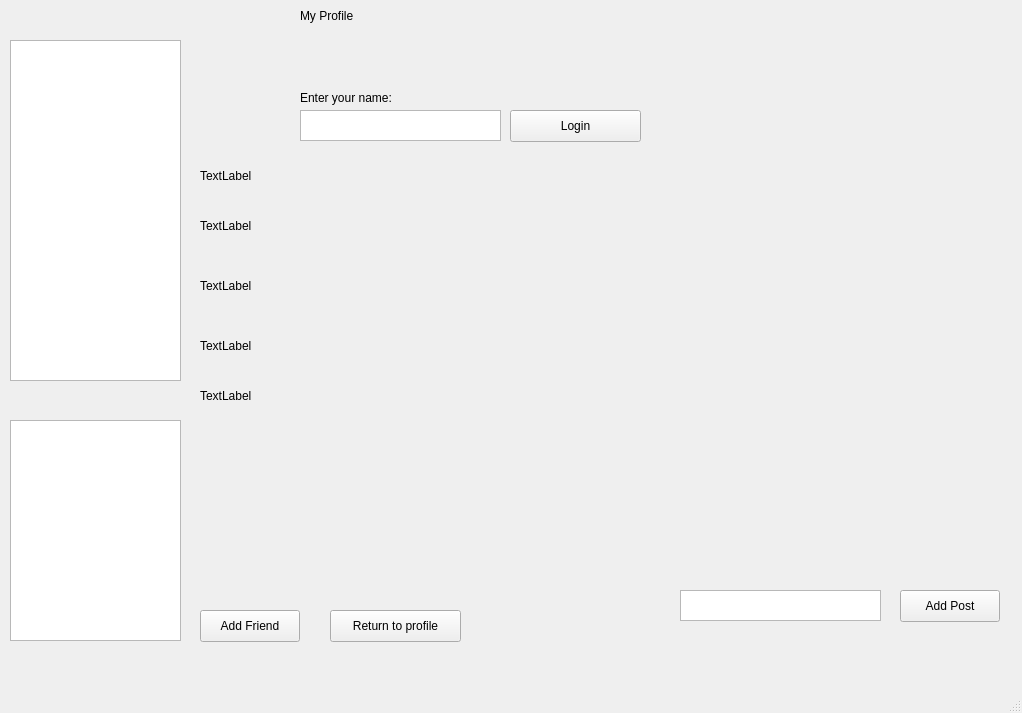
LittleBidet/CSCI62, file Homeworks/HW4/mainwindow.ui: the form before one commit.
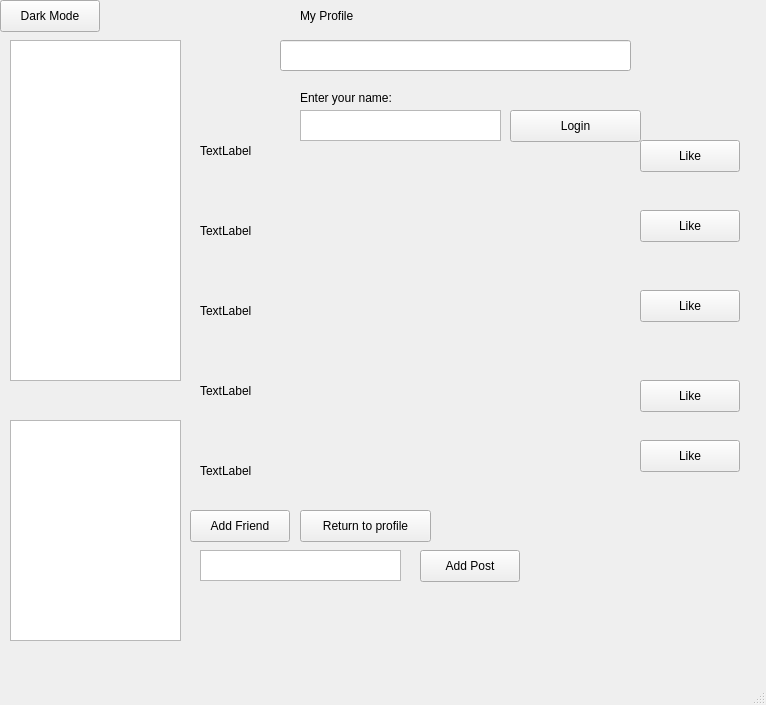
The form after the commit.

The edit to the form file:
```diff
--- a/Homeworks/HW4/mainwindow.ui
+++ b/Homeworks/HW4/mainwindow.ui
@@ -6,8 +6,8 @@
    <rect>
     <x>0</x>
     <y>0</y>
-    <width>1022</width>
-    <height>713</height>
+    <width>766</width>
+    <height>705</height>
    </rect>
   </property>
   <property name="windowTitle">
@@ -64,20 +64,26 @@
     <property name="geometry">
      <rect>
       <x>200</x>
-      <y>160</y>
-      <width>801</width>
-      <height>31</height>
+      <y>110</y>
+      <width>411</width>
+      <height>81</height>
      </rect>
     </property>
     <property name="text">
      <string>TextLabel</string>
     </property>
+    <property name="scaledContents">
+     <bool>true</bool>
+    </property>
+    <property name="wordWrap">
+     <bool>true</bool>
+    </property>
    </widget>
    <widget class="QPushButton" name="returnButton">
     <property name="geometry">
      <rect>
-      <x>330</x>
-      <y>610</y>
+      <x>300</x>
+      <y>510</y>
       <width>131</width>
       <height>32</height>
      </rect>
@@ -112,8 +118,8 @@
    <widget class="QPushButton" name="addButton">
     <property name="geometry">
      <rect>
-      <x>200</x>
-      <y>610</y>
+      <x>190</x>
+      <y>510</y>
       <width>100</width>
       <height>32</height>
      </rect>
@@ -125,8 +131,8 @@
    <widget class="QPushButton" name="postButton">
     <property name="geometry">
      <rect>
-      <x>900</x>
-      <y>590</y>
+      <x>420</x>
+      <y>550</y>
       <width>100</width>
       <height>32</height>
      </rect>
@@ -138,64 +144,189 @@
    <widget class="QTextEdit" name="postInput">
     <property name="geometry">
      <rect>
-      <x>680</x>
-      <y>590</y>
+      <x>200</x>
+      <y>550</y>
       <width>201</width>
       <height>31</height>
      </rect>
     </property>
    </widget>
-   <widget class="QLabel" name="post2">
+   <widget class="QPushButton" name="likeButton1">
     <property name="geometry">
      <rect>
-      <x>200</x>
+      <x>640</x>
+      <y>140</y>
+      <width>100</width>
+      <height>32</height>
+     </rect>
+    </property>
+    <property name="text">
+     <string>Like</string>
+    </property>
+   </widget>
+   <widget class="QPushButton" name="likeButton2">
+    <property name="geometry">
+     <rect>
+      <x>640</x>
       <y>210</y>
-      <width>791</width>
+      <width>100</width>
+      <height>32</height>
+     </rect>
+    </property>
+    <property name="text">
+     <string>Like</string>
+    </property>
+   </widget>
+   <widget class="QPushButton" name="likeButton3">
+    <property name="geometry">
+     <rect>
+      <x>640</x>
+      <y>290</y>
+      <width>100</width>
+      <height>32</height>
+     </rect>
+    </property>
+    <property name="text">
+     <string>Like</string>
+    </property>
+   </widget>
+   <widget class="QPushButton" name="likeButton4">
+    <property name="geometry">
+     <rect>
+      <x>640</x>
+      <y>380</y>
+      <width>100</width>
+      <height>32</height>
+     </rect>
+    </property>
+    <property name="text">
+     <string>Like</string>
+    </property>
+   </widget>
+   <widget class="QPushButton" name="likeButton5">
+    <property name="geometry">
+     <rect>
+      <x>640</x>
+      <y>440</y>
+      <width>100</width>
+      <height>32</height>
+     </rect>
+    </property>
+    <property name="text">
+     <string>Like</string>
+    </property>
+   </widget>
+   <widget class="QPushButton" name="themeToggle">
+    <property name="geometry">
+     <rect>
+      <x>0</x>
+      <y>0</y>
+      <width>100</width>
+      <height>32</height>
+     </rect>
+    </property>
+    <property name="text">
+     <string>Dark Mode</string>
+    </property>
+   </widget>
+   <widget class="QTableWidget" name="searchList">
+    <property name="geometry">
+     <rect>
+      <x>10</x>
+      <y>40</y>
+      <width>171</width>
+      <height>341</height>
+     </rect>
+    </property>
+   </widget>
+   <widget class="QLineEdit" name="searchInput">
+    <property name="geometry">
+     <rect>
+      <x>280</x>
+      <y>40</y>
+      <width>351</width>
       <height>31</height>
      </rect>
     </property>
     <property name="text">
+     <string/>
+    </property>
+   </widget>
+   <widget class="QLabel" name="post2">
+    <property name="geometry">
+     <rect>
+      <x>200</x>
+      <y>190</y>
+      <width>411</width>
+      <height>81</height>
+     </rect>
+    </property>
+    <property name="text">
      <string>TextLabel</string>
     </property>
+    <property name="scaledContents">
+     <bool>true</bool>
+    </property>
+    <property name="wordWrap">
+     <bool>true</bool>
+    </property>
    </widget>
    <widget class="QLabel" name="post3">
     <property name="geometry">
      <rect>
       <x>200</x>
       <y>270</y>
-      <width>601</width>
-      <height>31</height>
+      <width>411</width>
+      <height>81</height>
      </rect>
     </property>
     <property name="text">
      <string>TextLabel</string>
     </property>
+    <property name="scaledContents">
+     <bool>true</bool>
+    </property>
+    <property name="wordWrap">
+     <bool>true</bool>
+    </property>
    </widget>
    <widget class="QLabel" name="post4">
     <property name="geometry">
      <rect>
       <x>200</x>
-      <y>330</y>
-      <width>811</width>
-      <height>31</height>
+      <y>350</y>
+      <width>431</width>
+      <height>81</height>
      </rect>
     </property>
     <property name="text">
      <string>TextLabel</string>
     </property>
+    <property name="scaledContents">
+     <bool>true</bool>
+    </property>
+    <property name="wordWrap">
+     <bool>true</bool>
+    </property>
    </widget>
    <widget class="QLabel" name="post5">
     <property name="geometry">
      <rect>
       <x>200</x>
-      <y>380</y>
-      <width>811</width>
-      <height>31</height>
+      <y>430</y>
+      <width>411</width>
+      <height>81</height>
      </rect>
     </property>
     <property name="text">
      <string>TextLabel</string>
     </property>
+    <property name="scaledContents">
+     <bool>true</bool>
+    </property>
+    <property name="wordWrap">
+     <bool>true</bool>
+    </property>
    </widget>
   </widget>
   <widget class="QMenuBar" name="menubar">
```
Left out of the diff: 2 changed lines with no effect on the pictures.
